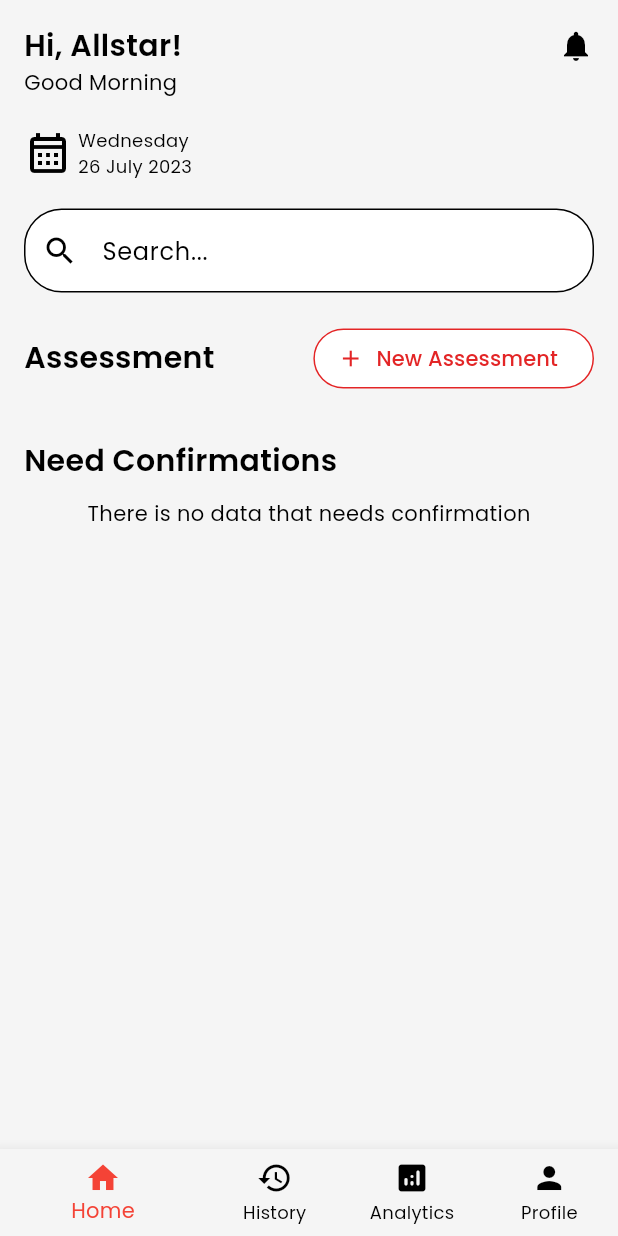
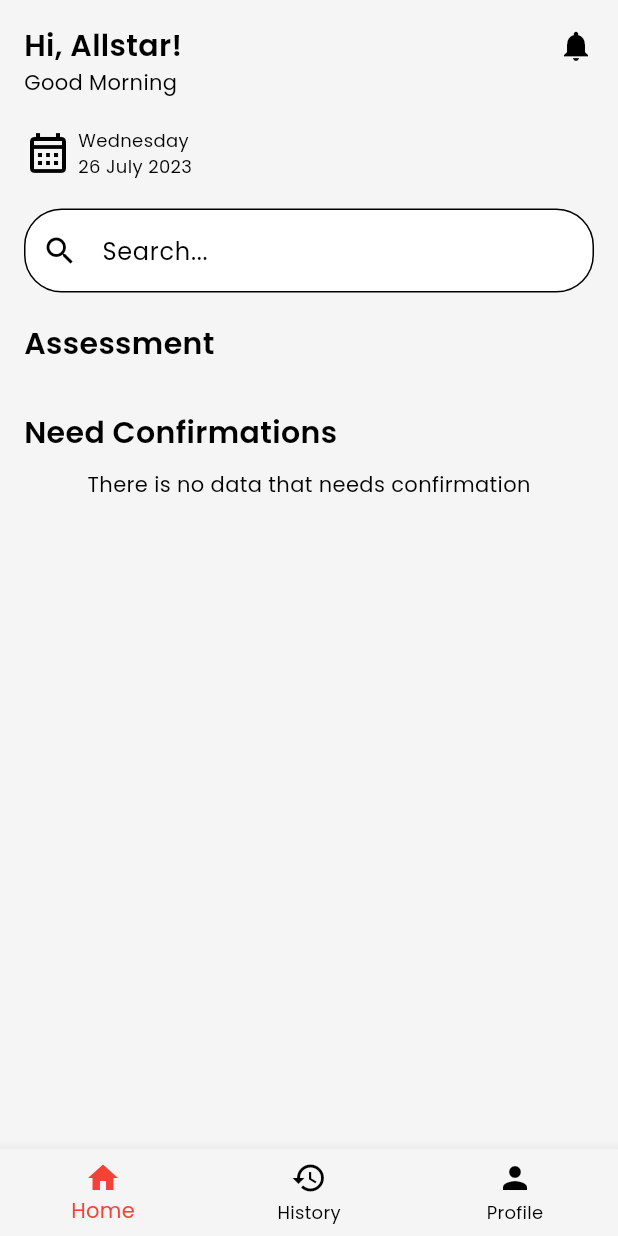
Before and after one commit to YosuaPWH/ts_one, a Flutter app: the MainView screen opened by its route, on a phone screen of 412 x 824 dp. Run offline on Flutter 3.47's test engine with Material 2 defaults, Android fonts, the phone set to English and light mode, and no system bars; our stand-ins replace cloud_firestore, email_validator, firebase_auth, firebase_core, firebase_storage, fl_chart and 15 more; missing offline and left inert: excel, googleapis, hand_signature; accounts and stored records are empty; generated files the repository leaves out were written again.

```diff
--- a/lib/presentation/main_view.dart
+++ b/lib/presentation/main_view.dart
@@ -1,4 +1,7 @@
 import 'package:flutter/material.dart';
+import 'package:ts_one/data/users/user_preferences.dart';
+import 'package:ts_one/data/users/users.dart';
+import 'package:ts_one/di/locator.dart';
 import 'package:ts_one/presentation/view/analytics/analytics_screen.dart';
 
 import 'view/history/history_screen.dart';
@@ -14,19 +17,40 @@ class MainView extends StatefulWidget {
 
 class _MainViewState extends State<MainView> {
   int _selectedNav = 0;
+  late bool _canViewAllAssessments;
+  late UserPreferences _userPreferences;
+  late List<Widget> _screens;
+
+  @override
+  void initState() {
+    _userPreferences = getItLocator<UserPreferences>();
+
+    if(_userPreferences.getPrivileges().contains(UserModel.keyPrivilegeViewAllAssessments)) {
+      _canViewAllAssessments = true;
+      _screens = [
+        const HomeScreen(),
+        const HistoryScreen(),
+        const AnalyticsScreen(),
+        const ProfileScreen()
+      ];
+    }
+    else {
+      _canViewAllAssessments = false;
+      _screens = [
+        const HomeScreen(),
+        const HistoryScreen(),
+        const ProfileScreen()
+      ];
+    }
+
+    super.initState();
+  }
 
   void _changeSelectedNav(int index) {
     setState(() {
       _selectedNav = index;
     });
   }
-
-  final _screens = [
-    const HomeScreen(),
-    const HistoryScreen(),
-    const AnalyticsScreen(),
-    const ProfileScreen()
-  ];
 
   @override
   Widget build(BuildContext context) {
@@ -43,7 +67,7 @@ class _MainViewState extends State<MainView> {
               .millisecondsSinceEpoch;
           ScaffoldMessenger.of(context).showSnackBar(const SnackBar(
             content: Text(
-              "Ulangi lagi untuk keluar dari aplikasi",
+              "Press back button again to exit",
             ),
           ));
           return false;
@@ -55,20 +79,21 @@ class _MainViewState extends State<MainView> {
           children: _screens,
         ),
         bottomNavigationBar: BottomNavigationBar(
-          items: const <BottomNavigationBarItem>[
-            BottomNavigationBarItem(
+          items: <BottomNavigationBarItem>[
+            const BottomNavigationBarItem(
               icon: Icon(Icons.home),
               label: 'Home',
             ),
-            BottomNavigationBarItem(
+            const BottomNavigationBarItem(
               icon: Icon(Icons.history),
               label: 'History',
             ),
-            BottomNavigationBarItem(
-              icon: Icon(Icons.analytics_rounded),
-              label: 'Analytics',
-            ),
-            BottomNavigationBarItem(
+            if(_canViewAllAssessments)
+              const BottomNavigationBarItem(
+                icon: Icon(Icons.analytics_rounded),
+                label: 'Analytics',
+              ),
+            const BottomNavigationBarItem(
               icon: Icon(Icons.person),
               label: 'Profile',
             ),
--- a/lib/presentation/view/history/history_screen.dart
+++ b/lib/presentation/view/history/history_screen.dart
@@ -87,7 +87,7 @@ class _HistoryScreenState extends State<HistoryScreen> {
               mainAxisAlignment: MainAxisAlignment.spaceBetween,
               children: [
                 Text("Assessment History", style: tsOneTextTheme.headlineLarge),
-                userPreferences.getPrivileges().contains(UserModel.keyPrivilegeManageFormAssessment)
+                userPreferences.getPrivileges().contains(UserModel.keyPrivilegeViewAllAssessments)
                     ? Row(
                         children: [
                           IconButton(
@@ -97,13 +97,16 @@ class _HistoryScreenState extends State<HistoryScreen> {
                               icon: const Icon(
                                 Icons.feed,
                                 size: 32.0,
+                                // color: TsOneColor.primary,
                               )),
+                          /*
                           IconButton(
                               onPressed: () {},
                               icon: const Icon(
                                 Icons.download,
                                 size: 32.0,
                               ))
+                          */
                         ],
                       )
                     : Container()
--- a/lib/presentation/view/home/home_screen.dart
+++ b/lib/presentation/view/home/home_screen.dart
@@ -4,6 +4,7 @@ import 'package:flutter/material.dart';
 import 'package:provider/provider.dart';
 import 'package:ts_one/data/assessments/assessment_results.dart';
 import 'package:ts_one/data/users/user_preferences.dart';
+import 'package:ts_one/data/users/users.dart';
 import 'package:ts_one/di/locator.dart';
 import 'package:ts_one/presentation/routes.dart';
 import 'package:ts_one/presentation/view_model/assessment_results_viewmodel.dart';
@@ -27,7 +28,8 @@ class _HomeScreenState extends State<HomeScreen> {
   late AssessmentResultsViewModel viewModel;
   late List<AssessmentResults> assessmentResults;
   late List<AssessmentResults> assessmentResultsNotConfirmedByCPTS;
-  late bool isCPTS;
+  late bool _isCPTS;
+  late bool _isInstructor;
 
   @override
   void initState() {
@@ -60,23 +62,33 @@ class _HomeScreenState extends State<HomeScreen> {
       timeToGreet = "Evening";
     }
 
-    isCPTS = false;
+    _isCPTS = false;
+    _isInstructor = false;
 
     WidgetsBinding.instance.addPostFrameCallback((_) {
       getAssessmentResults();
+      checkInstructor();
     });
 
     super.initState();
   }
 
   void getAssessmentResults() async {
-    if (userPreferences.getIDNo() == 11720032) {
+    if (userPreferences.getPrivileges().contains(UserModel.keyPrivilegeViewAllAssessments)) {
       assessmentResultsNotConfirmedByCPTS = await viewModel.getAssessmentResultsNotConfirmByCPTS();
-      isCPTS = true;
+      _isCPTS = true;
     }
     log("dwadaw${assessmentResultsNotConfirmedByCPTS.length}");
 
     assessmentResults = await viewModel.getAssessmentResultsByCurrentUserNotConfirm();
+  }
+
+  void checkInstructor() {
+    log("HomeScreen: ${userPreferences.getPrivileges()}");
+    if(userPreferences.getPrivileges().contains(UserModel.keyPrivilegeCreateAssessment)) {
+      _isInstructor = true;
+    }
+    log("HomeScreen: $_isInstructor");
   }
 
   @override
@@ -148,7 +160,8 @@ class _HomeScreenState extends State<HomeScreen> {
                           'Assessment',
                           style: tsOneTextTheme.headlineLarge,
                         ),
-                        OutlinedButton.icon(
+                        _isInstructor
+                        ? OutlinedButton.icon(
                           onPressed: () {
                             Navigator.pushNamed(context, NamedRoute.newAssessmentSimulatorFlight);
                           },
@@ -162,6 +175,7 @@ class _HomeScreenState extends State<HomeScreen> {
                             backgroundColor: TsOneColor.onPrimary,
                           ),
                         )
+                        : Container()
                       ],
                     ),
                   ),
@@ -177,7 +191,7 @@ class _HomeScreenState extends State<HomeScreen> {
                       ),
                     ),
                   ),
-                  model.isLoading
+                  viewModel.isLoading
                       ? const Center(
                           child: CircularProgressIndicator(),
                         )
@@ -187,7 +201,7 @@ class _HomeScreenState extends State<HomeScreen> {
                               children: cardAssessment(assessmentResults, false),
                             )
                           : const Center(child: Text('There is no data that needs confirmation')),
-                  if (isCPTS)
+                  if (_isCPTS)
                     Column(
                       children: [
                         Padding(
@@ -200,7 +214,7 @@ class _HomeScreenState extends State<HomeScreen> {
                             ),
                           ),
                         ),
-                        model.isLoading
+                        viewModel.isLoading
                             ? const Center(
                                 child: CircularProgressIndicator(),
                               )
```
Also changed, not shown: lib/presentation/view/analytics/analytics_screen.dart (+4 -4 lines), lib/presentation/view/profile/profile_screen.dart (+20 -2 lines).
